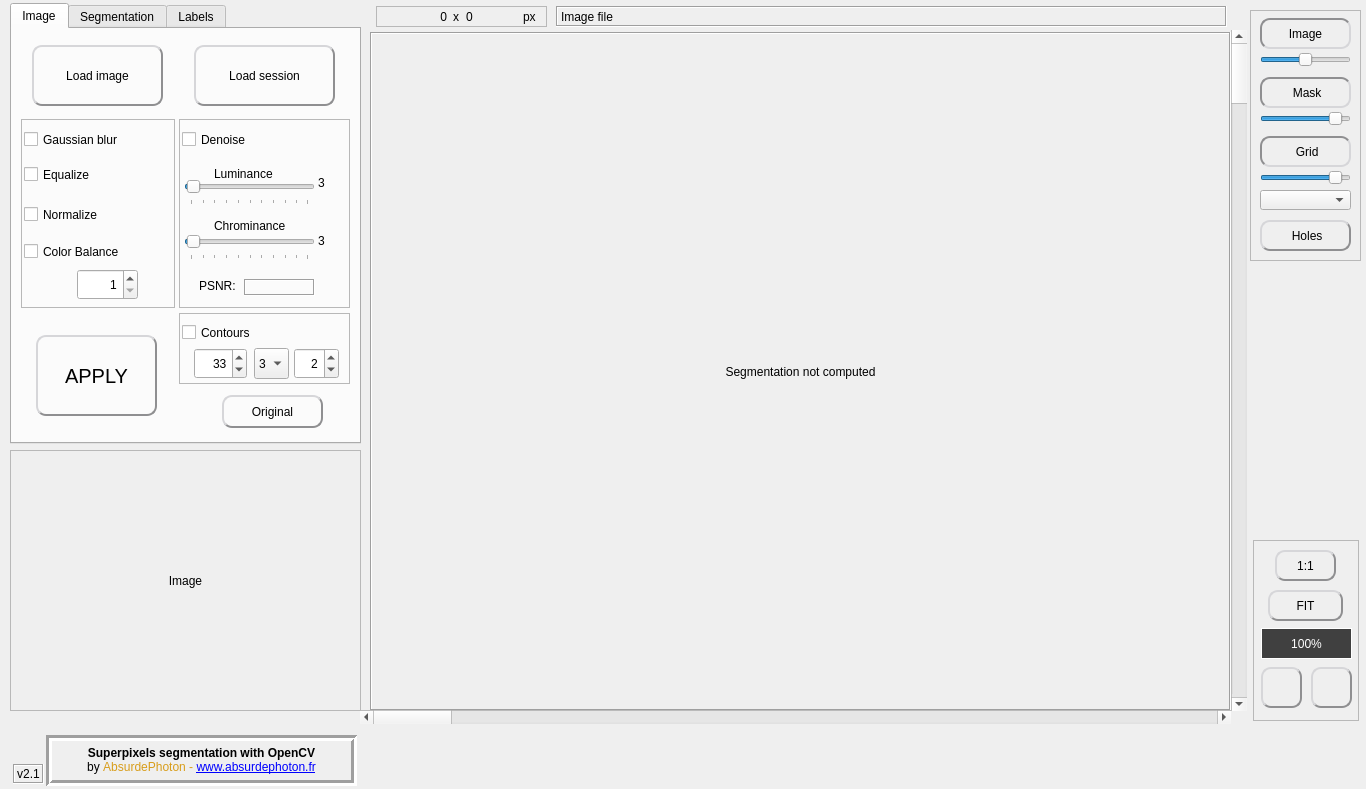
The window that mainwindow.ui (AbsurdePhoton/superpixels-segmentation-gui-opencv) describes before a commit, drawn with Qt 5.
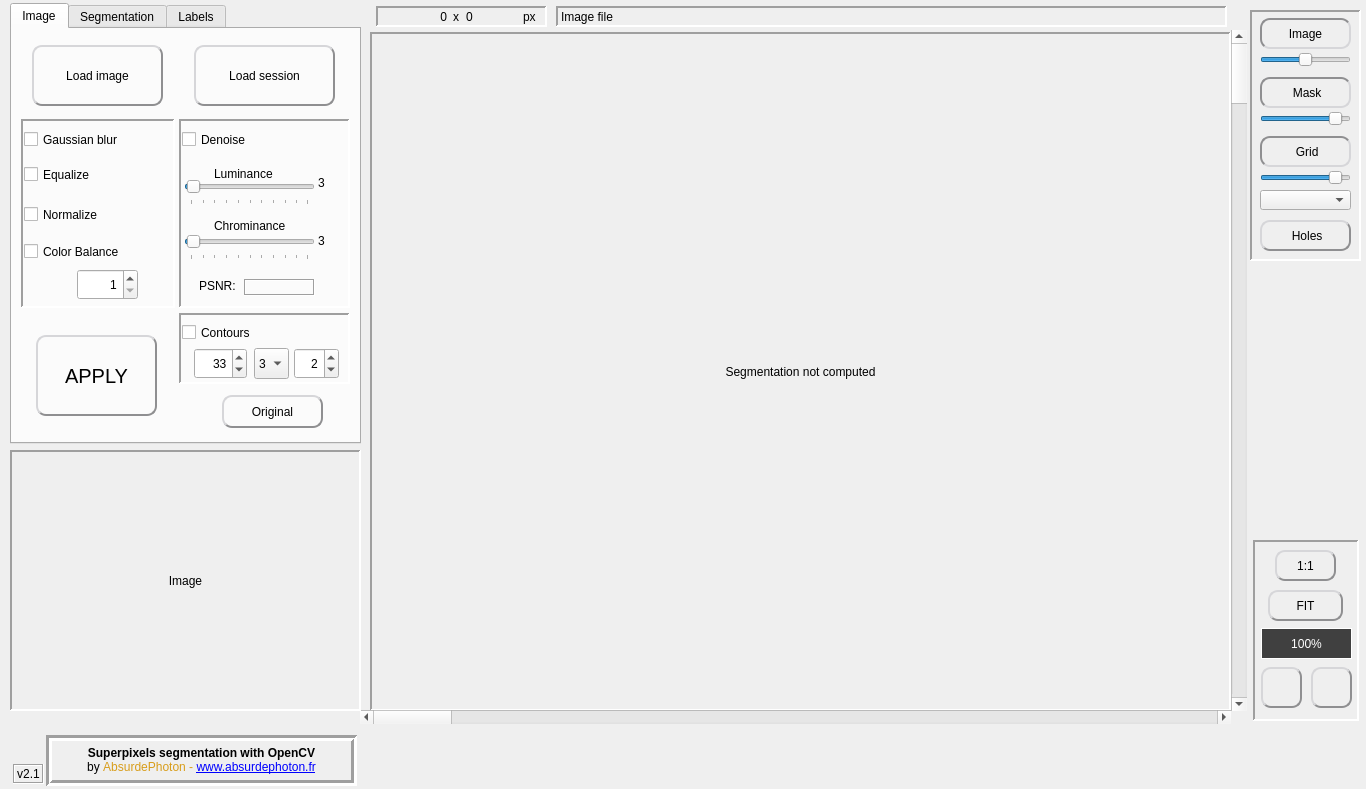
The same window after the commit. The open tabs and pages were chosen to show the change. Icons and pictures are not drawn.

What changed in the file:
```diff
--- a/mainwindow.ui
+++ b/mainwindow.ui
@@ -30,10 +30,13 @@
      </rect>
     </property>
     <property name="frameShape">
-     <enum>QFrame::StyledPanel</enum>
+     <enum>QFrame::Panel</enum>
     </property>
     <property name="frameShadow">
-     <enum>QFrame::Raised</enum>
+     <enum>QFrame::Sunken</enum>
+    </property>
+    <property name="lineWidth">
+     <number>2</number>
     </property>
     <widget class="QSlider" name="horizontalSlider_blend_mask">
      <property name="geometry">
@@ -393,10 +396,13 @@
      </rect>
     </property>
     <property name="frameShape">
-     <enum>QFrame::StyledPanel</enum>
+     <enum>QFrame::Panel</enum>
     </property>
     <property name="frameShadow">
-     <enum>QFrame::Raised</enum>
+     <enum>QFrame::Sunken</enum>
+    </property>
+    <property name="lineWidth">
+     <number>2</number>
     </property>
     <widget class="QLabel" name="label_14">
      <property name="geometry">
@@ -495,11 +501,14 @@
      <string>Image file name</string>
     </property>
     <property name="frameShape">
-     <enum>QFrame::Box</enum>
+     <enum>QFrame::Panel</enum>
     </property>
     <property name="frameShadow">
      <enum>QFrame::Sunken</enum>
     </property>
+    <property name="lineWidth">
+     <number>2</number>
+    </property>
     <property name="text">
      <string>Image file</string>
     </property>
@@ -546,11 +555,14 @@
      <bool>false</bool>
     </property>
     <property name="frameShape">
-     <enum>QFrame::Box</enum>
+     <enum>QFrame::Panel</enum>
     </property>
     <property name="frameShadow">
      <enum>QFrame::Sunken</enum>
     </property>
+    <property name="lineWidth">
+     <number>2</number>
+    </property>
     <property name="text">
      <string>Segmentation not computed</string>
     </property>
@@ -763,10 +775,13 @@
        </rect>
       </property>
       <property name="frameShape">
-       <enum>QFrame::StyledPanel</enum>
+       <enum>QFrame::Panel</enum>
       </property>
       <property name="frameShadow">
-       <enum>QFrame::Raised</enum>
+       <enum>QFrame::Sunken</enum>
+      </property>
+      <property name="lineWidth">
+       <number>2</number>
       </property>
       <widget class="QLabel" name="label">
        <property name="geometry">
@@ -973,10 +988,13 @@
        </rect>
       </property>
       <property name="frameShape">
-       <enum>QFrame::StyledPanel</enum>
+       <enum>QFrame::Panel</enum>
       </property>
       <property name="frameShadow">
-       <enum>QFrame::Raised</enum>
+       <enum>QFrame::Sunken</enum>
+      </property>
+      <property name="lineWidth">
+       <number>2</number>
       </property>
       <widget class="QSpinBox" name="spinBox_contours_thickness">
        <property name="geometry">
@@ -1109,10 +1127,13 @@
        </rect>
       </property>
       <property name="frameShape">
-       <enum>QFrame::StyledPanel</enum>
+       <enum>QFrame::Panel</enum>
       </property>
       <property name="frameShadow">
-       <enum>QFrame::Raised</enum>
+       <enum>QFrame::Sunken</enum>
+      </property>
+      <property name="lineWidth">
+       <number>2</number>
       </property>
       <widget class="QSpinBox" name="spinBox_color_balance_percent">
        <property name="geometry">
@@ -3875,7 +3896,7 @@
      <string>&lt;html&gt;&lt;head/&gt;&lt;body&gt;&lt;p&gt;Image to process.&lt;/p&gt;&lt;p&gt;Click on it to set the viewport's center&lt;/p&gt;&lt;/body&gt;&lt;/html&gt;</string>
     </property>
     <property name="frameShape">
-     <enum>QFrame::StyledPanel</enum>
+     <enum>QFrame::Panel</enum>
     </property>
     <property name="frameShadow">
      <enum>QFrame::Sunken</enum>
@@ -4006,10 +4027,13 @@
      </rect>
     </property>
     <property name="frameShape">
-     <enum>QFrame::StyledPanel</enum>
+     <enum>QFrame::Panel</enum>
     </property>
     <property name="frameShadow">
-     <enum>QFrame::Raised</enum>
+     <enum>QFrame::Sunken</enum>
+    </property>
+    <property name="lineWidth">
+     <number>2</number>
     </property>
     <widget class="QPushButton" name="pushButton_zoom_plus">
      <property name="geometry">
```
Left out of the diff: 19 changed lines with no effect on the pictures.
